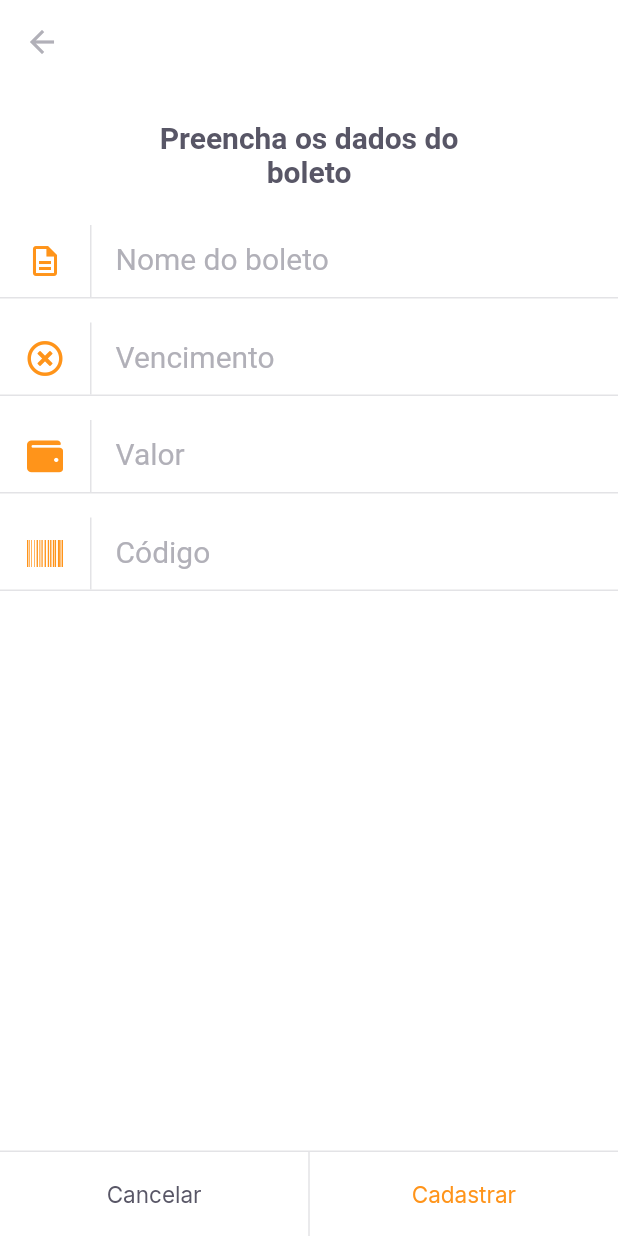
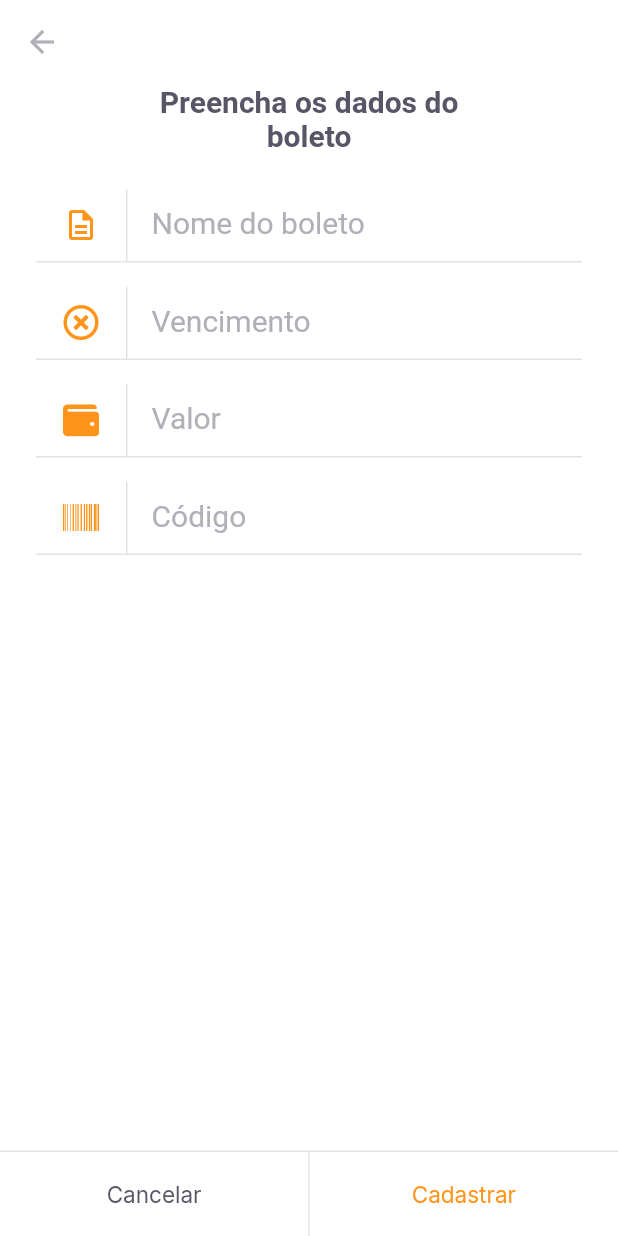
Before and after one commit to alexandre-trapp/FlutterNlwPayflow, a Flutter app: the InsertBoletoPage screen opened by its route, on a phone screen of 412 x 824 dp. Run offline on Flutter 3.47's test engine with Material 2 defaults, Android fonts, the phone set to English and light mode, and no system bars; our stand-ins replace camera, firebase_core, font_awesome_flutter, google_fonts, google_sign_in, image_picker and 1 more; missing offline and left inert: google_ml_kit; accounts and stored records are empty.

Commit message:
paddings

```diff
--- a/payflow/lib/modules/insert_boleto/insert_boleto_page.dart
+++ b/payflow/lib/modules/insert_boleto/insert_boleto_page.dart
@@ -19,16 +19,21 @@ class InsertBoletoPage extends StatelessWidget {
           color: AppColors.input,
         ),
       ),
-      body: Column(
+      body: Padding(
+        padding: const EdgeInsets.symmetric(horizontal: 24),
+        child: Column(
           crossAxisAlignment: CrossAxisAlignment.center,
           children: [
             Padding(
-            padding: const EdgeInsets.symmetric(horizontal: 83, vertical: 24),
+              padding: const EdgeInsets.symmetric(horizontal: 73),
               child: Text(
                 "Preencha os dados do boleto",
                 style: TextStyles.titleBoldHeading,
                 textAlign: TextAlign.center,
               ),
+            ),
+            SizedBox(
+              height: 24,
             ),
             InputTextWidget(
               label: "Nome do boleto",
@@ -52,6 +57,7 @@ class InsertBoletoPage extends StatelessWidget {
             )
           ],
         ),
+      ),
       bottomNavigationBar: SetLabelButtons(
         enableSecondaryColor: true,
         primaryLabel: "Cancelar",
```
Lines whose indentation alone changed are shown as unchanged.
